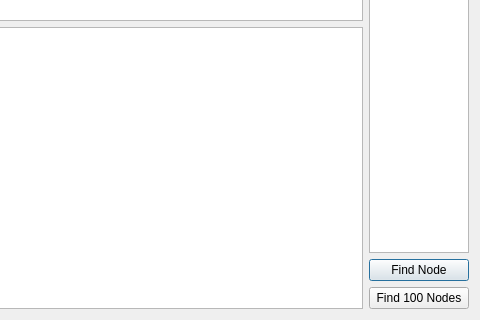
First picture: the form in src/dialog.ui, repository yissac/project2, before the edit; both pictures show x 288 to 768 and y 272 to 592 of the 768 by 592 pixel window.
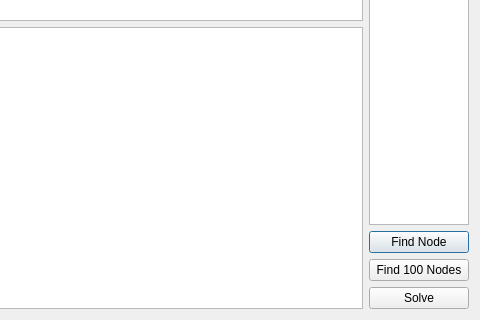
Second picture: the form after the edit.

What changed in the file:
```diff
--- a/src/dialog.ui
+++ b/src/dialog.ui
@@ -56,6 +56,13 @@
        </property>
       </widget>
      </item>
+     <item>
+      <widget class="QPushButton" name="solve">
+       <property name="text">
+        <string>Solve</string>
+       </property>
+      </widget>
+     </item>
     </layout>
    </item>
   </layout>
```
Left out of the diff: 3 changed lines with no effect on the pictures.
